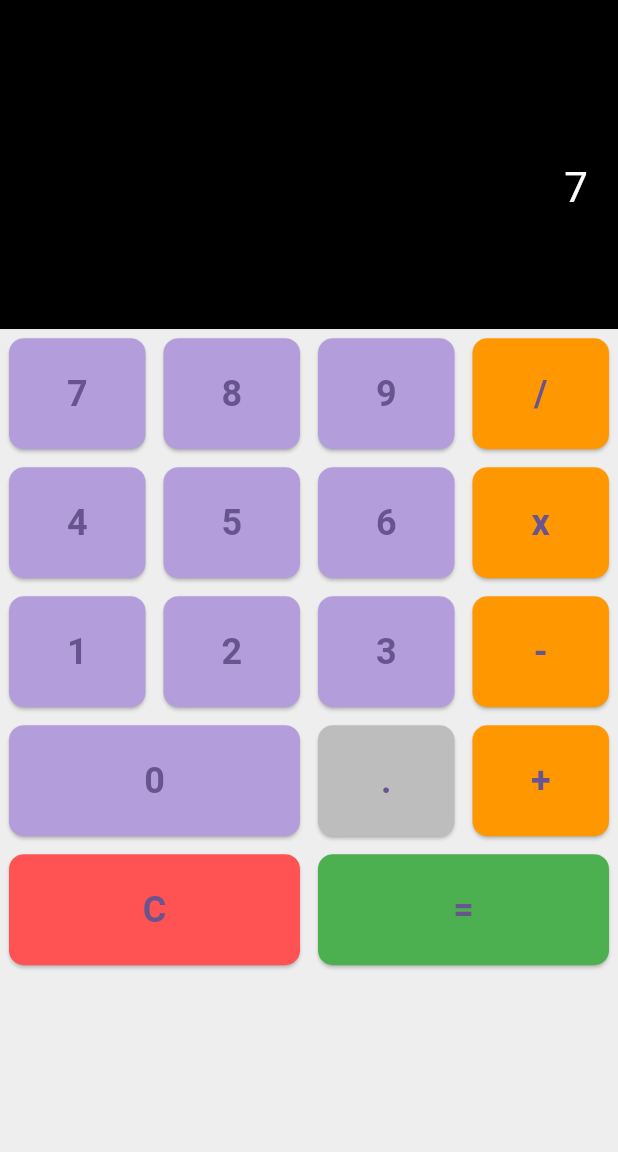
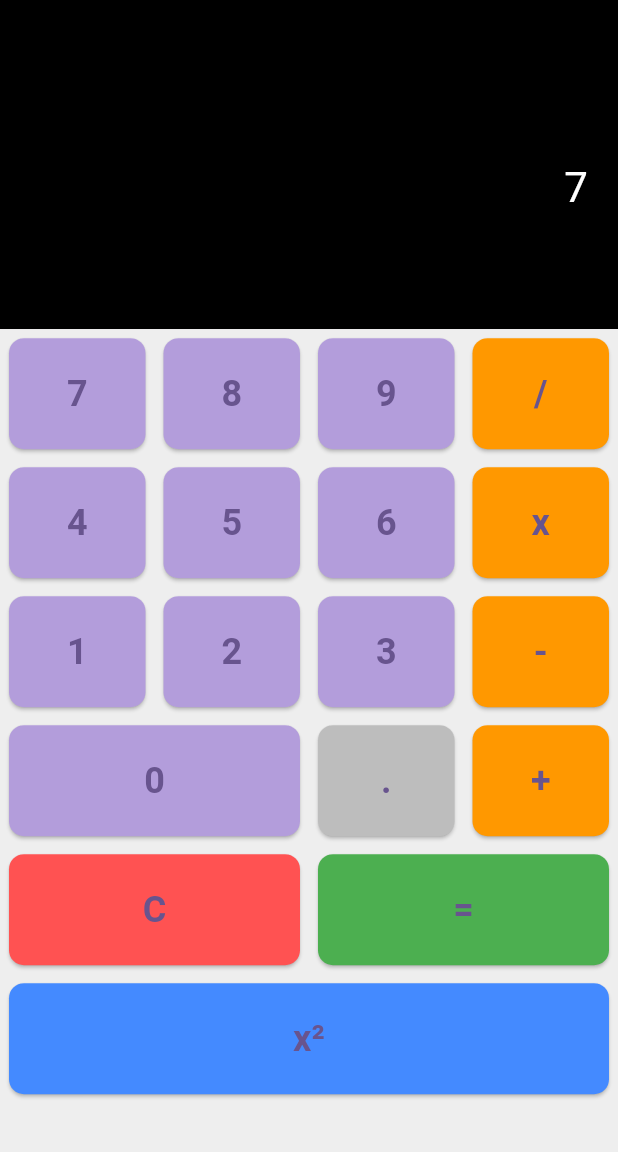
Before and after one commit to MelnickJ24/flutter-calculator, a Flutter app: the screen it shows after launch, after a tap on an icon or button, on a phone screen of 412 x 824 dp, the part 84-1236 px from its top. Run offline on Flutter 3.47's test engine with Material 3 defaults, Android fonts, the phone set to English and light mode, and no system bars; missing offline and left inert: expressions.

Commit message:
Added square button feature to calculator

```diff
--- a/lib/main.dart
+++ b/lib/main.dart
@@ -40,6 +40,18 @@ class _CalculatorScreenState extends State<CalculatorScreen> {
         _result = '';
       } else if (value == '=') {
         _evaluateExpression();
+      } else if (value == 'x²') {
+        // Square the last result or current input
+        try {
+          final target = _result.isNotEmpty ? _result : _expression;
+          if (target.isEmpty) return;
+          final numVal = double.parse(target);
+          final squared = numVal * numVal;
+          _expression = '$target²';
+          _result = squared.toString();
+        } catch (e) {
+          _result = 'Error';
+        }
       } else {
         _expression += value;
       }
@@ -48,7 +60,7 @@ class _CalculatorScreenState extends State<CalculatorScreen> {
 
   void _evaluateExpression() {
     try {
-      // Replace the “x” symbol if used for multiplication
+      // Replace 'x' with '*' for multiplication
       final sanitized = _expression.replaceAll('x', '*');
       final expression = Expression.parse(sanitized);
       const evaluator = ExpressionEvaluator();
@@ -111,7 +123,9 @@ class _CalculatorScreenState extends State<CalculatorScreen> {
                   Text(
                     _expression,
                     style: const TextStyle(
-                        color: Colors.white, fontSize: 28, fontWeight: FontWeight.w400),
+                        color: Colors.white,
+                        fontSize: 28,
+                        fontWeight: FontWeight.w400),
                   ),
                   const SizedBox(height: 10),
                   Text(
@@ -168,6 +182,11 @@ class _CalculatorScreenState extends State<CalculatorScreen> {
                       _buildButton('=', color: Colors.green),
                     ],
                   ),
+                  Row(
+                    children: [
+                      _buildButton('x²', color: Colors.blueAccent),
+                    ],
+                  ),
                 ],
               ),
             ),
```
